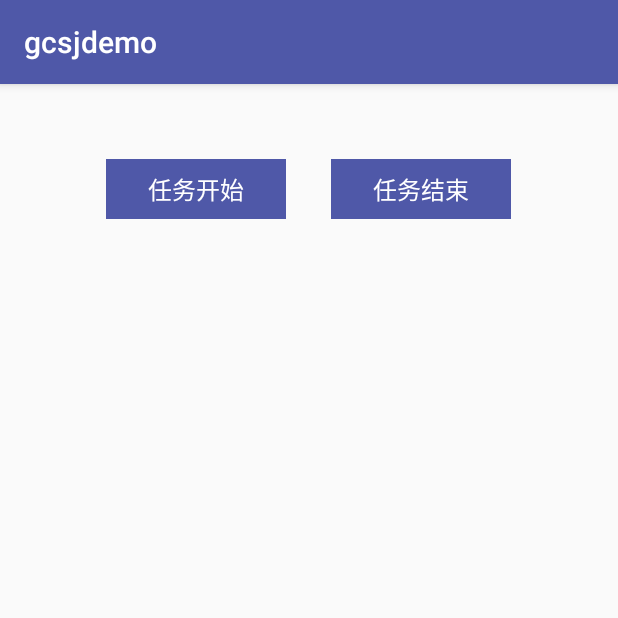
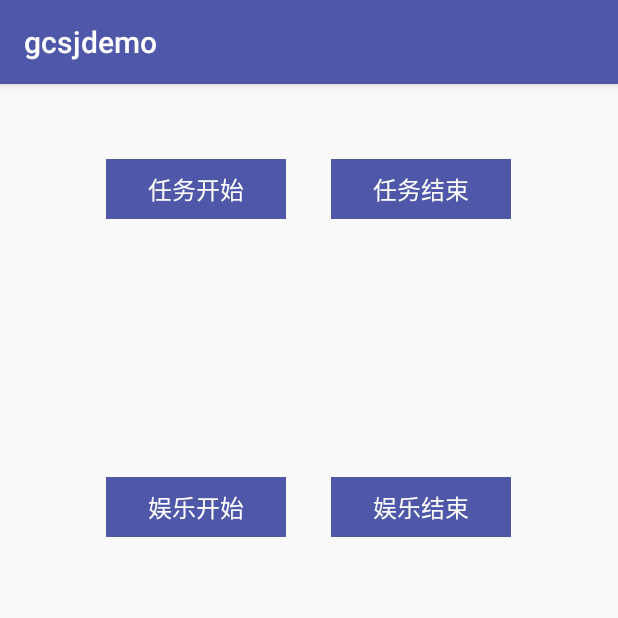
Before and after one commit to songjihu/gcsj, an Android app: the TimeActivity screen opened directly, with no data from a screen before it, on a phone screen of 412 x 824 dp, the top half of it. Run offline under Robolectric (Android 15) with nearby library versions, the phone set to English and light mode, and no system bars.

Commit message:
添加娱乐计时功能

```diff
--- a/app/src/main/java/com/example/sjh/gcsjdemo/TimeActivity.java
+++ b/app/src/main/java/com/example/sjh/gcsjdemo/TimeActivity.java
@@ -29,11 +29,26 @@ public class TimeActivity extends AppCompatActivity {
                         sendEmptyMessageDelayed(0,1000);
                     }
                     break;
+                case 1:
+                    if (!isEPause || isEEnd){
+                        timeEText++;
+                        String timeEFormat = Utils.formatTime(timeEText);
+                        mTvEnterShow.setText("您今日一共娱乐了"+timeEFormat);
+                        sendEmptyMessageDelayed(1,1000);
+                    }
+                    break;
                 default:
                     break;
             }
         }
     };
+    private CheckBox mCbEnterStart;
+    private CheckBox mCbEnterEnd;
+    private TextView mTvEnterShow;
+    private int timeEText = 0;//默认时间0秒
+    private boolean isEEnd = false;//是否结束
+    private boolean isEPause = true;//是否暂停
+
     @Override
     protected void onCreate(Bundle savedInstanceState) {
         super.onCreate(savedInstanceState);
@@ -49,6 +64,9 @@ public class TimeActivity extends AppCompatActivity {
         mCbTimeStart = (CheckBox)findViewById(R.id.cb_time_start);
         mCbTimeEnd = (CheckBox)findViewById(R.id.cb_time_end);
         mTvTimeShow = (TextView)findViewById(R.id.tv_time_show_text);
+        mCbEnterStart = (CheckBox)findViewById(R.id.cb_entertainment_start);
+        mCbEnterEnd = (CheckBox)findViewById(R.id.cb_entertainment_end);
+        mTvEnterShow = (TextView)findViewById(R.id.tv_entertainment_show_text);
     }
 
     /**
@@ -84,6 +102,37 @@ public class TimeActivity extends AppCompatActivity {
                 isPause = true;
             }
         });
+
+
+        mCbEnterStart.setOnClickListener(new View.OnClickListener() {
+            @Override
+            public void onClick(View v) {
+                handler.removeMessages(1);
+                if (Utils.isRepeatClick()){
+                    return;
+                }
+                if (mCbEnterStart.isChecked() || isEEnd){
+                    handler.sendEmptyMessageDelayed(1,1000);
+                    isEPause = false;
+                }else {
+                    isEPause = true;
+                }
+                isEEnd = false;
+            }
+        });
+
+        mCbEnterEnd.setOnClickListener(new View.OnClickListener() {
+            @Override
+            public void onClick(View v) {
+                if (Utils.isRepeatClick()){
+                    return;
+                }
+                handler.removeMessages(1);
+                timeEText = 0;
+                isEEnd = true;
+                isEPause = true;
+            }
+        });
     }
 
 
@@ -93,6 +142,7 @@ public class TimeActivity extends AppCompatActivity {
         super.onDestroy();
         if (handler!=null){
             handler.removeMessages(0);
+            handler.removeMessages(1);
         }
     }
 
--- a/app/src/main/res/layout/activity_time.xml
+++ b/app/src/main/res/layout/activity_time.xml
@@ -7,6 +7,7 @@
     tools:context=".TimeActivity">
 
     <LinearLayout
+        android:id="@+id/ll_task"
         android:layout_width="wrap_content"
         android:layout_height="wrap_content"
         android:layout_centerHorizontal="true"
@@ -41,8 +42,53 @@
         android:id="@+id/tv_time_show_text"
         android:layout_width="wrap_content"
         android:layout_height="wrap_content"
+        android:layout_below="@+id/ll_task"
         android:textSize="16sp"
         android:textColor="@color/black"
-        android:layout_centerInParent="true"
+        android:layout_centerHorizontal="true"
+        android:layout_marginTop="50dp"
+        />
+
+    <LinearLayout
+        android:id="@+id/ll_entertainment"
+        android:layout_width="wrap_content"
+        android:layout_height="wrap_content"
+        android:layout_centerHorizontal="true"
+        android:layout_marginTop="100dp"
+        android:layout_below="@+id/tv_time_show_text"
+        >
+        <CheckBox
+            android:id="@+id/cb_entertainment_start"
+            android:layout_width="120dp"
+            android:layout_height="40dp"
+            android:button="@null"
+            android:text="娱乐开始"
+            android:textColor="@color/bg_app"
+            android:textSize="16sp"
+            android:gravity="center"
+            android:background="@color/colorAccent"
+            />
+        <CheckBox
+            android:id="@+id/cb_entertainment_end"
+            android:layout_width="120dp"
+            android:layout_height="40dp"
+            android:button="@null"
+            android:text="娱乐结束"
+            android:textColor="@color/bg_app"
+            android:textSize="16sp"
+            android:gravity="center"
+            android:background="@color/colorAccent"
+            android:layout_marginLeft="30dp"
+            />
+    </LinearLayout>
+    <TextView
+        android:id="@+id/tv_entertainment_show_text"
+        android:layout_width="wrap_content"
+        android:layout_height="wrap_content"
+        android:layout_below="@+id/ll_entertainment"
+        android:textSize="16sp"
+        android:textColor="@color/black"
+        android:layout_centerHorizontal="true"
+        android:layout_marginTop="50dp"
         />
 </RelativeLayout>
```
